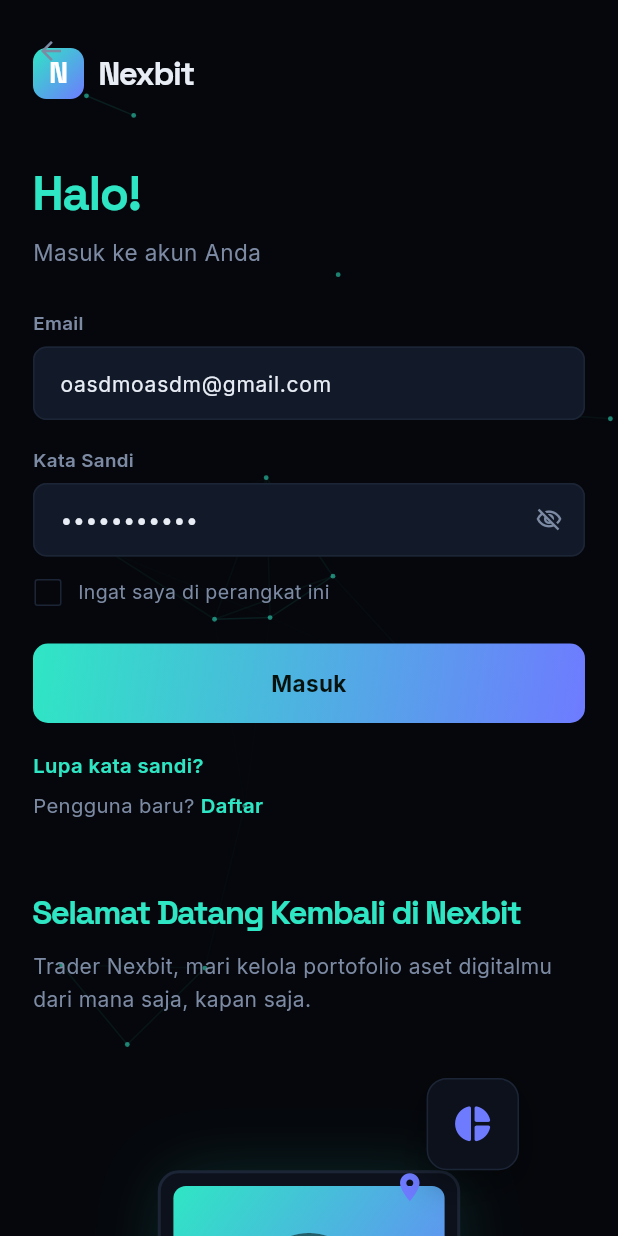
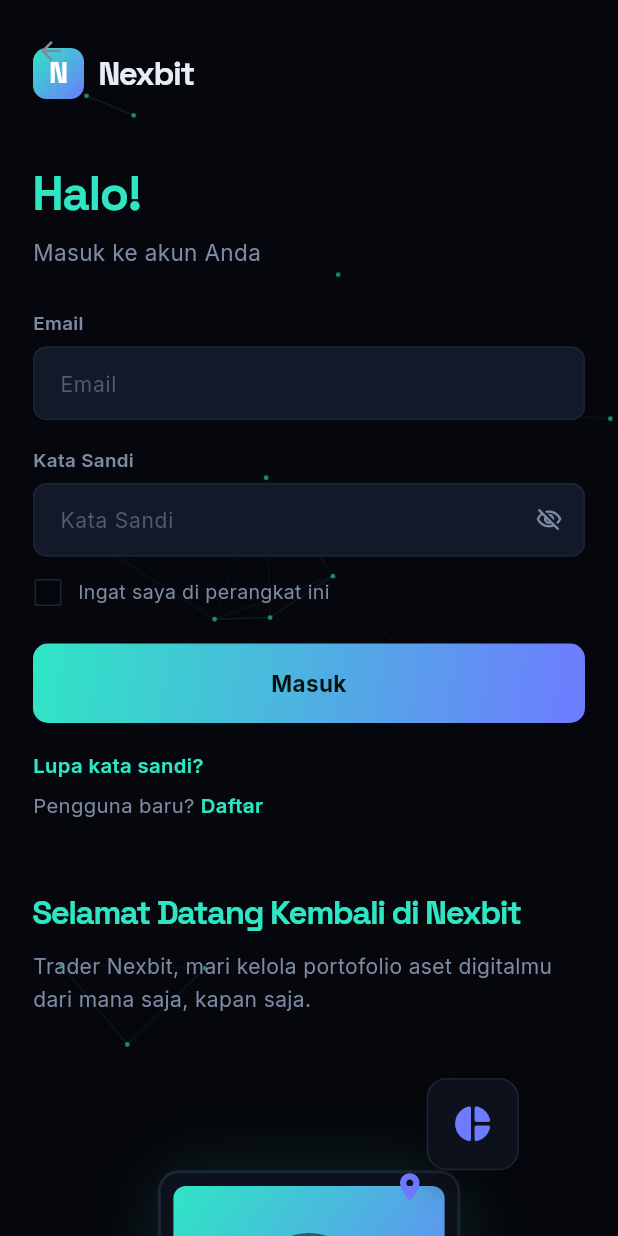
Before and after one commit to bimakomunity123-cmd/Nexbit, a Flutter app: the NexbitLoginPage screen opened by its route, on a phone screen of 412 x 824 dp. Run offline on Flutter 3.47's test engine with Material 3 defaults, Android fonts, the phone set to English and light mode, and no system bars; our stand-ins replace google_fonts, shared_preferences, webview_flutter; accounts and stored records are empty; network calls fail.

Commit message:
Stop pre-filling dummy credentials on the login form
Email/password fields started with a leftover dev-convenience value
(oasdmoasdm@gmail.com / password123) instead of empty — a real visitor
had to clear both before typing their own.

```diff
--- a/lib/features/auth/presentation/pages/nexbit_login_page.dart
+++ b/lib/features/auth/presentation/pages/nexbit_login_page.dart
@@ -28,8 +28,8 @@ class _NexbitLoginPageState extends State<NexbitLoginPage> {
   bool _obscure = true;
   bool _remember = false;
   bool _loading = false;
-  final _emailController = TextEditingController(text: 'oasdmoasdm@gmail.com');
-  final _passwordController = TextEditingController(text: 'password123');
+  final _emailController = TextEditingController();
+  final _passwordController = TextEditingController();
 
   @override
   void dispose() {
```
